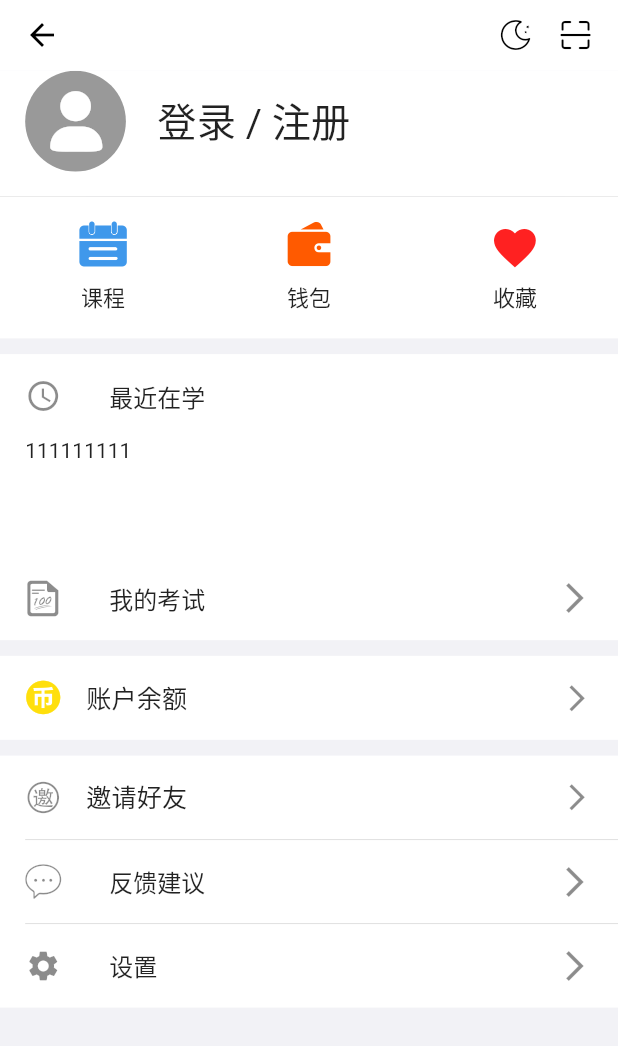
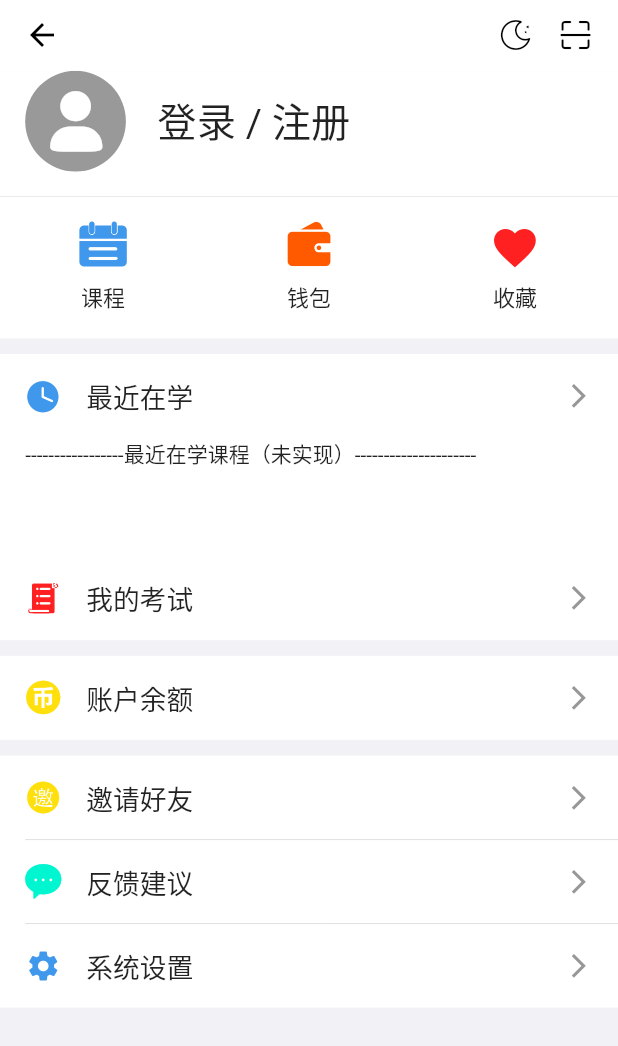
Before and after one commit to MemoryDewey/FlutterBaasStudy, a Flutter app: the ProfilePage screen opened directly, on a phone screen of 412 x 824 dp. Shown: the top 1046 px of the screen. Run offline on Flutter 3.47's test engine with Material 2 defaults, Android fonts, the light colour scheme and no system bars; our stand-ins replace cached_network_image, dio, flutter_screenutil, flutter_swiper, shared_preferences; accounts and stored records are empty; network calls fail.

Commit message:
更新个人页组件

```diff
--- a/lib/icons/font_icon.dart
+++ b/lib/icons/font_icon.dart
@@ -7,30 +7,31 @@ class FontIcons {
   static const IconData bst_coin_square =
       IconData(0xe602, fontFamily: 'IconFont');
   static const IconData bst_orders = IconData(0xe603, fontFamily: 'IconFont');
-  static const IconData certificate = IconData(0xe604, fontFamily: 'IconFont');
-  static const IconData coin_square = IconData(0xe605, fontFamily: 'IconFont');
-  static const IconData coin = IconData(0xe606, fontFamily: 'IconFont');
-  static const IconData feedback = IconData(0xe607, fontFamily: 'IconFont');
-  static const IconData female = IconData(0xe608, fontFamily: 'IconFont');
-  static const IconData detail = IconData(0xe609, fontFamily: 'IconFont');
-  static const IconData live = IconData(0xe60a, fontFamily: 'IconFont');
-  static const IconData invite = IconData(0xe60b, fontFamily: 'IconFont');
-  static const IconData male = IconData(0xe60c, fontFamily: 'IconFont');
-  static const IconData page_null = IconData(0xe60d, fontFamily: 'IconFont');
-  static const IconData paper = IconData(0xe60e, fontFamily: 'IconFont');
-  static const IconData question = IconData(0xe60f, fontFamily: 'IconFont');
-  static const IconData reset = IconData(0xe610, fontFamily: 'IconFont');
+  static const IconData coin_square = IconData(0xe604, fontFamily: 'IconFont');
+  static const IconData coin = IconData(0xe605, fontFamily: 'IconFont');
+  static const IconData female = IconData(0xe606, fontFamily: 'IconFont');
+  static const IconData detail = IconData(0xe607, fontFamily: 'IconFont');
+  static const IconData live = IconData(0xe609, fontFamily: 'IconFont');
+  static const IconData male = IconData(0xe60a, fontFamily: 'IconFont');
+  static const IconData page_null = IconData(0xe60b, fontFamily: 'IconFont');
+  static const IconData question = IconData(0xe60c, fontFamily: 'IconFont');
+  static const IconData reset = IconData(0xe60d, fontFamily: 'IconFont');
   static const IconData round_picture =
-      IconData(0xe611, fontFamily: 'IconFont');
+      IconData(0xe60e, fontFamily: 'IconFont');
   static const IconData safety_setting =
-      IconData(0xe612, fontFamily: 'IconFont');
-  static const IconData user = IconData(0xe613, fontFamily: 'IconFont');
-  static const IconData light_mode = IconData(0xe614, fontFamily: 'IconFont');
-  static const IconData dark_mode = IconData(0xe615, fontFamily: 'IconFont');
-  static const IconData qr_code = IconData(0xe616, fontFamily: 'IconFont');
+      IconData(0xe60f, fontFamily: 'IconFont');
+  static const IconData user = IconData(0xe610, fontFamily: 'IconFont');
+  static const IconData light_mode = IconData(0xe612, fontFamily: 'IconFont');
+  static const IconData dark_mode = IconData(0xe614, fontFamily: 'IconFont');
+  static const IconData qr_code = IconData(0xe615, fontFamily: 'IconFont');
   static const IconData scan = IconData(0xe617, fontFamily: 'IconFont');
   static const IconData wallet_border = IconData(0xe618, fontFamily: 'IconFont');
   static const IconData wallet = IconData(0xe61c, fontFamily: 'IconFont');
   static const IconData note = IconData(0xe61d, fontFamily: 'IconFont');
   static const IconData search = IconData(0xe61e, fontFamily: 'Iconfont');
+  static const IconData time = IconData(0xe61f,fontFamily: 'IconFont');
+  static const IconData feedback = IconData(0xe622,fontFamily: 'IconFont');
+  static const IconData invite = IconData(0xe623,fontFamily: 'IconFont');
+  static const IconData paper = IconData(0xe624,fontFamily: 'IconFont');
+
 }
--- a/lib/main.dart
+++ b/lib/main.dart
@@ -22,9 +22,10 @@ class MyApp extends StatelessWidget {
     return MaterialApp(
       title: 'Flutter Demo',
       theme: ThemeData(
-        primarySwatch: Colors.blue,
+        brightness: Brightness.light,
         primaryColor: Colors.white,
       ),
+      darkTheme: ThemeData.dark(),
       home: TabNavigator(),
     );
   }
--- a/lib/pages/profile_page.dart
+++ b/lib/pages/profile_page.dart
@@ -154,10 +154,10 @@ class _ProfilePageState extends State<ProfilePage>
       color: Colors.white,
       top: _size(10),
       children: <Widget>[
-        ListTile(
-          contentPadding: EdgeInsets.symmetric(horizontal: _size(16)),
-          leading: Icon(Icons.access_time),
-          title: Text('最近在学'),
+        ListTileCustom(
+          leading: FontIcons.time,
+          leadingTitle: '最近在学',
+          color: Color(0xff3f98eb),
         ),
         Container(
           height: _size(75),
@@ -165,17 +165,14 @@ class _ProfilePageState extends State<ProfilePage>
           child: ListView(
             scrollDirection: Axis.horizontal,
             children: <Widget>[
-              Text('111'),
-              Text('111'),
-              Text('111'),
+              Text('-----------------最近在学课程（未实现）---------------------'),
             ],
           ),
         ),
-        ListTile(
-          contentPadding: EdgeInsets.symmetric(horizontal: _size(16)),
-          leading: Icon(FontIcons.paper),
-          title: Text('我的考试'),
-          trailing: Icon(Icons.arrow_forward_ios),
+        ListTileCustom(
+          leading: FontIcons.paper,
+          leadingTitle: '我的考试',
+          color: Color(0xffff2121),
         ),
       ],
     );
@@ -205,21 +202,18 @@ class _ProfilePageState extends State<ProfilePage>
         ListTileCustom(
           leading: FontIcons.invite,
           leadingTitle: '邀请好友',
+          color: Color(0xffffdf0c),
         ),
         Divider(height: 0, indent: _size(16)),
-        ListTile(
-          contentPadding: EdgeInsets.symmetric(horizontal: _size(16)),
-          leading: Icon(FontIcons.feedback),
-          title: Text('反馈建议'),
-          trailing: Icon(Icons.arrow_forward_ios),
-        ),
+        ListTileCustom(
+            leading: FontIcons.feedback,
+            leadingTitle: '反馈建议',
+            color: Color(0xff00f6d0)),
         Divider(height: 0, indent: _size(16)),
-        ListTile(
-          contentPadding: EdgeInsets.symmetric(horizontal: _size(16)),
-          leading: Icon(Icons.settings),
-          title: Text('设置'),
-          trailing: Icon(Icons.arrow_forward_ios),
-        ),
+        ListTileCustom(
+            leading: Icons.settings,
+            leadingTitle: '系统设置',
+            color: Color(0xff3f98eb)),
       ],
     );
   }
--- a/lib/pages/search_page.dart
+++ b/lib/pages/search_page.dart
@@ -9,6 +9,8 @@ class SearchPage extends StatefulWidget {
 class _SearchPageState extends State<SearchPage> {
   @override
   Widget build(BuildContext context) {
+    ThemeData themeData = Theme.of(context);
+    print(themeData);
     return Scaffold(
         appBar: AppBar(),
         body: Column(
@@ -21,7 +23,8 @@ class _SearchPageState extends State<SearchPage> {
                 Navigator.pop(context);
               },
               onChanged: _onTextChange,
-            )
+            ),
+            TextField()
           ],
         )
     );
--- a/lib/widget/course_card.dart
+++ b/lib/widget/course_card.dart
@@ -54,7 +54,6 @@ class CourseCard extends StatelessWidget {
                     name,
                     style: TextStyle(
                         fontSize: AutoSizeUtil.font(16),
-                        color: Color(0xff333333),
                         height: 1),
                     overflow: TextOverflow.ellipsis,
                   ),
--- a/lib/widget/list_tail_custom.dart
+++ b/lib/widget/list_tail_custom.dart
@@ -30,7 +30,7 @@ class ListTileCustom extends StatelessWidget {
             child: Text(
               leadingTitle,
               overflow: TextOverflow.ellipsis,
-              style: TextStyle(fontSize: AutoSizeUtil.font(16)),
+              style: TextStyle(fontSize: AutoSizeUtil.font(17)),
             ),
           )
         ],
@@ -38,7 +38,8 @@ class ListTileCustom extends StatelessWidget {
       trailing: trailingTitle == null
           ? Icon(
               Icons.arrow_forward_ios,
-              size: AutoSizeUtil.size(20),
+              size: AutoSizeUtil.size(18),
+              color: Color(0xff969799),
             )
           : Row(
               mainAxisSize: MainAxisSize.min,
@@ -54,7 +55,8 @@ class ListTileCustom extends StatelessWidget {
                 ),
                 Icon(
                   Icons.arrow_forward_ios,
-                  size: AutoSizeUtil.size(20),
+                  size: AutoSizeUtil.size(18),
+                  color: Color(0xff969799),
                 ),
               ],
             ),
```
Also changed, not shown: assets/fonts/IconFont.ttf.
